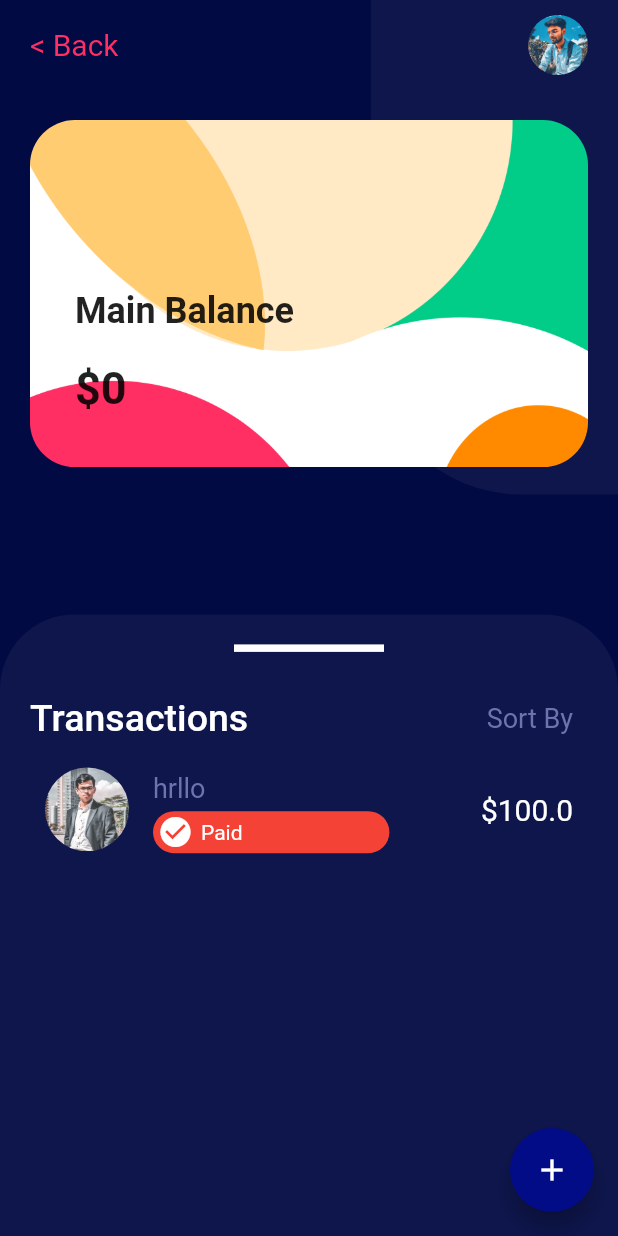
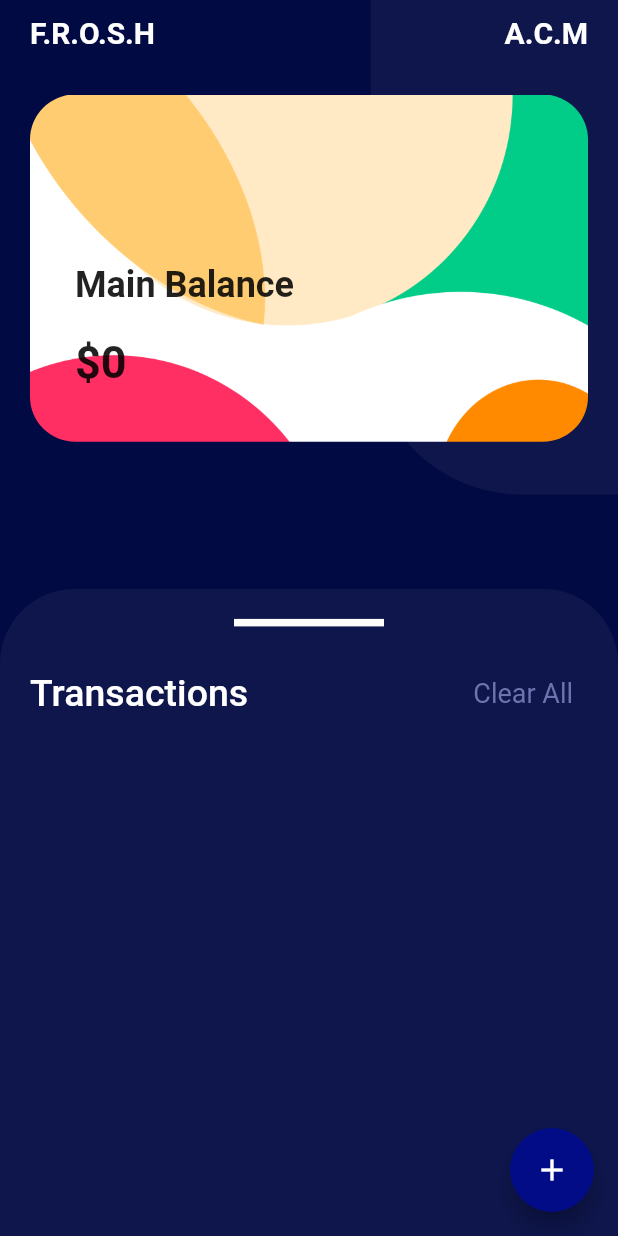
Before and after one commit to ACM-Thapar/Expense_Tracker_Workshop_App, a Flutter app: the screen it shows after launch, on a phone screen of 412 x 824 dp. Run offline on Flutter 3.47's test engine with Material 2 defaults, Android fonts, the phone set to English and light mode, and no system bars; our stand-ins replace shared_preferences; missing offline and left inert: dart:ffi; statements that could not run were skipped.

Commit message:
fixed bugs final

```diff
--- a/lib/expense_details.dart
+++ b/lib/expense_details.dart
@@ -93,19 +93,21 @@ class _ExpenseDetailsState extends State<ExpenseDetails> {
                     mainAxisAlignment: MainAxisAlignment.spaceBetween,
                     children: [
                       Text(
-                        "< Back",
+                        "F.R.O.S.H",
                         style: TextStyle(
-                          color: activeColor,
+                          color: Colors.white,
                           fontSize: 20,
+                            fontWeight: FontWeight.bold
                         ),
                       ),
-                      CircleAvatar(
-                        backgroundColor: Color(0xff0E164C),
-                        child: ClipRRect(
-                          borderRadius: BorderRadius.circular(100),
-                          child: Image.asset("assets/images/user.jpg"),
+                      Text(
+                        "A.C.M",
+                        style: TextStyle(
+                          color: Colors.white,
+                          fontSize: 20,
+                          fontWeight: FontWeight.bold
                         ),
-                      )
+                      ),
                     ],
                   ),
                 ),
@@ -150,7 +152,7 @@ class _ExpenseDetailsState extends State<ExpenseDetails> {
                   },
                   child: Container(
                     height: MediaQuery.of(context).size.height * 0.4,
-                    child: Container(
+                    child: Padding(
                       padding: EdgeInsets.symmetric(
                         vertical: 10,
                         horizontal: 20,
@@ -160,7 +162,7 @@ class _ExpenseDetailsState extends State<ExpenseDetails> {
                           ClipRRect(
                             borderRadius: BorderRadius.circular(30),
                             child: Image.asset(
-                              cardList[0].image,
+                              "assets/images/card1.png",
                               fit: BoxFit.fill,
                             ),
                           ),
@@ -233,11 +235,21 @@ class _ExpenseDetailsState extends State<ExpenseDetails> {
                             ),
                             Row(
                               children: [
-                                Text(
-                                  "Sort By",
-                                  style: TextStyle(
-                                    color: inactiveColor,
-                                    fontSize: 18,
+                                InkWell(
+                                  onTap:(){
+                                    prefs.clear();
+                                    transactions.clear();
+                                    balance = 0;
+                                    setState(() {
+
+                                    });
+                                  },
+                                  child: Text(
+                                    "Clear All",
+                                    style: TextStyle(
+                                      color: inactiveColor,
+                                      fontSize: 18,
+                                    ),
                                   ),
                                 ),
                                 SizedBox(width: 10),
@@ -369,108 +381,12 @@ class _ExpenseDetailsState extends State<ExpenseDetails> {
 
 }
 
-class Cards {
-  String image;
-  String name;
-  double amount;
-  int cardNumber;
-
-  Cards({required this.amount, required this.cardNumber, required this.image, required this.name});
-}
-
-List<Cards> cardList = [
-  Cards(
-    image: "assets/images/card1.png",
-    amount: 4500.87,
-    cardNumber: 4536,
-    name: "Master Card",
-  ),
-  Cards(
-    image: "assets/images/card2.png",
-    amount: 532.71,
-    cardNumber: 8137,
-    name: "Visa Card",
-  ),
-];
-
-class Card extends StatelessWidget {
-  int index;
-
-  Card({required this.index});
-  @override
-  Widget build(BuildContext context) {
-    return Container(
-      padding: EdgeInsets.symmetric(
-        vertical: 10,
-        horizontal: 20,
-      ),
-      child: Stack(
-        children: [
-          ClipRRect(
-            borderRadius: BorderRadius.circular(30),
-            child: Image.asset(
-              cardList[index].image,
-              fit: BoxFit.fill,
-            ),
-          ),
-          Container(
-            padding: EdgeInsets.all(30),
-            child: Column(
-              mainAxisAlignment: MainAxisAlignment.center,
-              crossAxisAlignment: CrossAxisAlignment.start,
-              children: [
-                Text(
-                  cardList[index].name,
-                  style: TextStyle(
-                    fontSize: 24,
-                    fontWeight: FontWeight.w700,
-                  ),
-                ),
-                Row(
-                  mainAxisAlignment: MainAxisAlignment.start,
-                  children: [
-                    Icon(
-                      Icons.more_horiz,
-                      size: 60,
-                    ),
-                    Text(
-                      cardList[index].cardNumber.toString(),
-                      style: TextStyle(
-                        fontSize: 23,
-                      ),
-                    )
-                  ],
-                ),
-                SizedBox(
-                  height: 20,
-                ),
-                Text(
-                  "\$${cardList[index].amount}",
-                  style: TextStyle(
-                    fontWeight: FontWeight.w700,
-                    fontSize: 30,
-                  ),
-                )
-              ],
-            ),
-          )
-        ],
-      ),
-    );
-  }
-}
-
-List<String> listItems = ["Recent", "Amount", "Ascending", "Descending"];
 
 
 
-List<Transaction> transactions = [
-  Transaction(
-    desc: "hrllo",
-    amount: 100
-  ),
 
-];
+
+List<Transaction> transactions = [];
 
 class TransactionTile extends StatelessWidget {
   final String imageUrl, name;
@@ -498,8 +414,32 @@ class TransactionTile extends StatelessWidget {
           fontSize: 18,
         ),
       ),
-      subtitle: Status(
-        status: paid,
+      subtitle: Container(
+        margin: EdgeInsets.only(
+          top: 5,
+          right: 45,
+        ),
+        height: 28,
+        decoration: BoxDecoration(
+          borderRadius: BorderRadius.circular(100),
+          color: Colors.red,
+        ),
+        child: Row(
+          children: [
+            SizedBox(width: 3),
+            Icon(
+              Icons.check_circle,
+              color: Colors.white,
+            ),
+            SizedBox(width: 5),
+            Text(
+              "Paid",
+              style: TextStyle(
+                color: Colors.white,
+              ),
+            )
+          ],
+        ),
       ),
       trailing: Text(
         "\$$amount",
@@ -511,38 +451,3 @@ class TransactionTile extends StatelessWidget {
     );
   }
 }
-
-class Status extends StatelessWidget {
-  bool status;
-  Status({required this.status});
-  @override
-  Widget build(BuildContext context) {
-    return Container(
-      margin: EdgeInsets.only(
-        top: 5,
-        right: 45,
-      ),
-      height: 28,
-      decoration: BoxDecoration(
-        borderRadius: BorderRadius.circular(100),
-        color: status ? Colors.red : Colors.teal,
-      ),
-      child: Row(
-        children: [
-          SizedBox(width: 3),
-          Icon(
-            Icons.check_circle,
-            color: Colors.white,
-          ),
-          SizedBox(width: 5),
-          Text(
-            status ? "Paid" : "Recieved",
-            style: TextStyle(
-              color: Colors.white,
-            ),
-          )
-        ],
-      ),
-    );
-  }
-}
```
